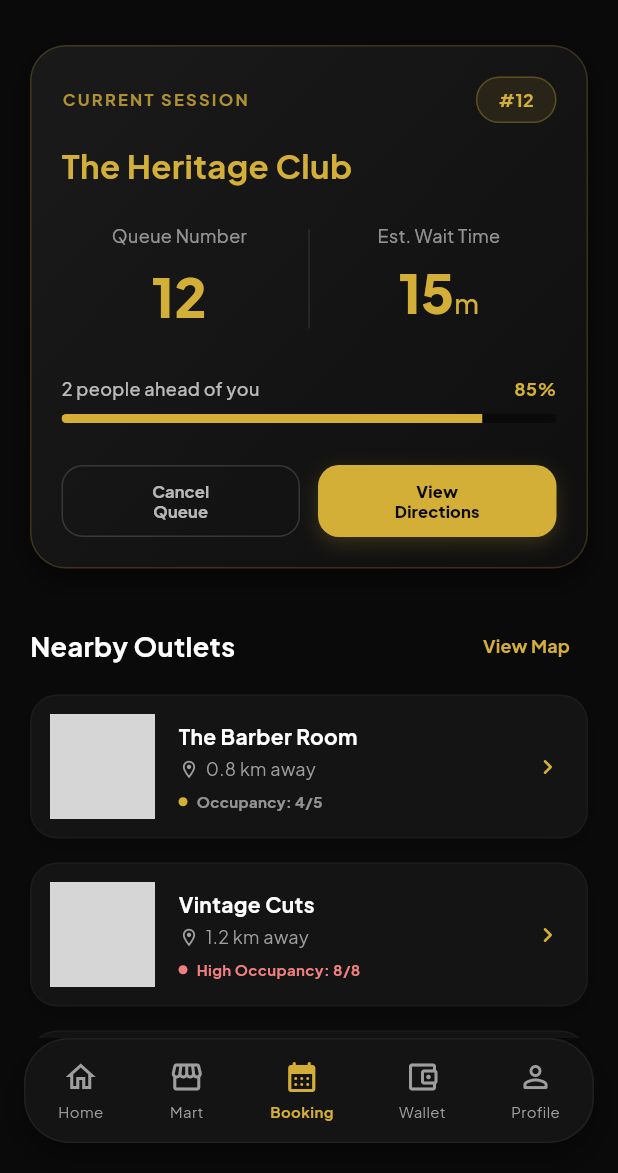
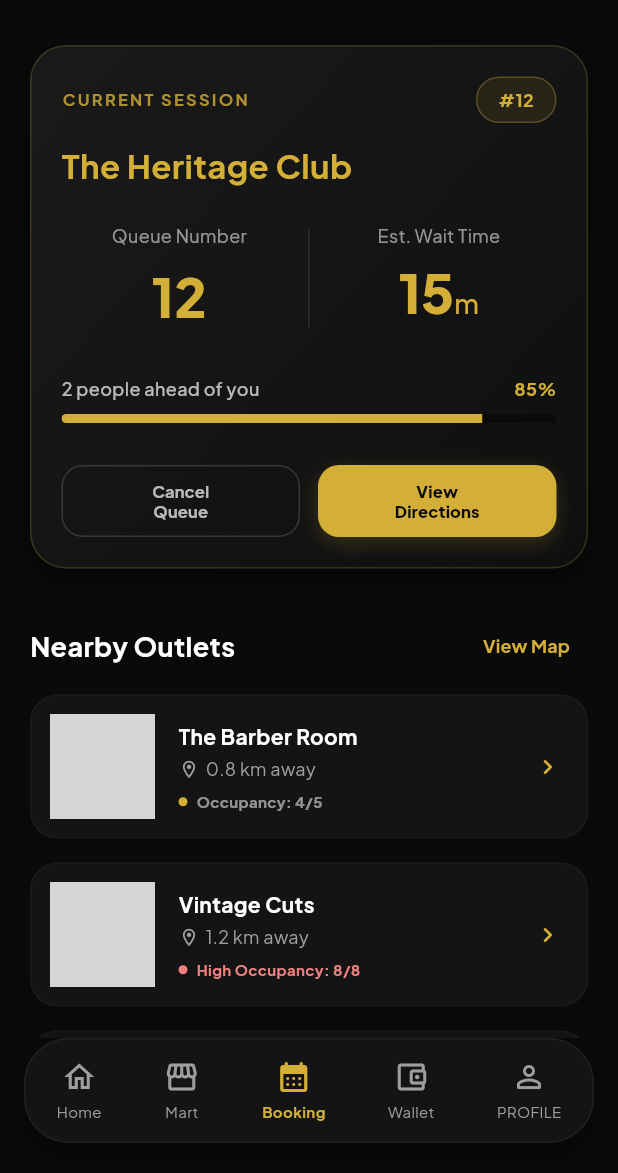
Before and after one commit to mrovq/BARBERKLIK, a Flutter app: the screen it shows after launch, item 3 of the bottom bar chosen, after a tap on the "notifications none" icon, on a phone screen of 412 x 824 dp, the part 63-1236 px from its top. Run offline on Flutter 3.47's test engine with Material 3 defaults, Android fonts, the phone set to English and light mode, and no system bars; our stand-ins replace geolocator, google_fonts, google_maps_flutter, image_picker; network calls fail; grey boxes are pictures that could not be loaded.

```diff
--- a/lib/l10n/app_localizations.dart
+++ b/lib/l10n/app_localizations.dart
@@ -253,6 +253,54 @@ abstract class AppLocalizations {
   /// In en, this message translates to:
   /// **'Security & Support'**
   String get securityAndSupport;
+
+  /// No description provided for @currentSession.
+  ///
+  /// In en, this message translates to:
+  /// **'CURRENT SESSION'**
+  String get currentSession;
+
+  /// No description provided for @queueNumber.
+  ///
+  /// In en, this message translates to:
+  /// **'Queue Number'**
+  String get queueNumber;
+
+  /// No description provided for @estWaitTime.
+  ///
+  /// In en, this message translates to:
+  /// **'Est. Wait Time'**
+  String get estWaitTime;
+
+  /// Number of people ahead in the queue
+  ///
+  /// In en, this message translates to:
+  /// **'{count} people ahead of you'**
+  String peopleAheadOfYou(int count);
+
+  /// No description provided for @cancelQueue.
+  ///
+  /// In en, this message translates to:
+  /// **'Cancel\nQueue'**
+  String get cancelQueue;
+
+  /// No description provided for @viewDirections.
+  ///
+  /// In en, this message translates to:
+  /// **'View\nDirections'**
+  String get viewDirections;
+
+  /// No description provided for @nearbyOutlets.
+  ///
+  /// In en, this message translates to:
+  /// **'Nearby Outlets'**
+  String get nearbyOutlets;
+
+  /// No description provided for @viewMap.
+  ///
+  /// In en, this message translates to:
+  /// **'View Map'**
+  String get viewMap;
 }
 
 class _AppLocalizationsDelegate
--- a/lib/screens/home_screen.dart
+++ b/lib/screens/home_screen.dart
@@ -176,7 +176,6 @@ class _HomeScreenState extends State<HomeScreen> {
 
     setState(() {
       _markers = tempMarkers;
-      _selectedBarber = _barbersData[0]; // Set default pilihan pertama
     });
   }
 
@@ -451,7 +450,7 @@ class _HomeScreenState extends State<HomeScreen> {
               ),
             ),
             Text(
-              'Alexander',
+              'Moh. Rofiqi A.Z',
               style: GoogleFonts.plusJakartaSans(
                 color: const Color(0xFFD4AF37), // Gold Color
                 fontSize: 18,
@@ -998,7 +997,7 @@ class _HomeScreenState extends State<HomeScreen> {
           mainAxisAlignment: MainAxisAlignment.spaceBetween,
           children: [
             Text(
-              'Nearby Barbers',
+              AppLocalizations.of(context)!.nearbyBarbers,
               style: GoogleFonts.plusJakartaSans(
                 color: Colors.white,
                 fontSize: 18,
@@ -1014,7 +1013,7 @@ class _HomeScreenState extends State<HomeScreen> {
                 );
               },
               child: Text(
-                'View All',
+                AppLocalizations.of(context)!.viewAll,
                 style: GoogleFonts.plusJakartaSans(
                   color: const Color(0xFFD4AF37),
                   fontSize: 12,
@@ -1125,7 +1124,9 @@ class _HomeScreenState extends State<HomeScreen> {
                           ),
                         ],
                       ),
-                      child: Row(
+                      child: Stack(
+                        children: [
+                          Row(
                             children: [
                               ClipRRect(
                                 borderRadius: BorderRadius.circular(12),
@@ -1216,11 +1217,37 @@ class _HomeScreenState extends State<HomeScreen> {
                                     ],
                                   ),
                                   child: Text(
-                                'Book Now',
+                                    AppLocalizations.of(context)!.bookNow,
                                     style: GoogleFonts.plusJakartaSans(
                                       color: Colors.black,
                                       fontSize: 11,
                                       fontWeight: FontWeight.bold,
+                                    ),
+                                  ),
+                                ),
+                              ),
+                              const SizedBox(width: 16), // Ruang ekstra agar tidak terhalang close button
+                            ],
+                          ),
+                          Positioned(
+                            top: -4,
+                            right: -4,
+                            child: GestureDetector(
+                              onTap: () {
+                                setState(() {
+                                  _selectedBarber = null;
+                                });
+                              },
+                              child: Container(
+                                padding: const EdgeInsets.all(4),
+                                decoration: BoxDecoration(
+                                  color: Colors.white.withOpacity(0.1),
+                                  shape: BoxShape.circle,
+                                ),
+                                child: const Icon(
+                                  Icons.close_rounded,
+                                  color: Colors.white60,
+                                  size: 14,
                                 ),
                               ),
                             ),
--- a/lib/screens/klikmart_screen.dart
+++ b/lib/screens/klikmart_screen.dart
@@ -206,7 +206,7 @@ class _KlikMartScreenState extends State<KlikMartScreen> {
                 ),
               ),
               Text(
-                'View All',
+                AppLocalizations.of(context)!.viewAll,
                 style: GoogleFonts.plusJakartaSans(
                   color: const Color(0xFFD4AF37),
                   fontSize: 12,
--- a/lib/screens/profile_screen.dart
+++ b/lib/screens/profile_screen.dart
@@ -177,7 +177,7 @@ class _ProfileScreenState extends State<ProfileScreen> {
         const SizedBox(height: 16),
         // Nama pengguna: Alexander (diperbarui sesuai request)
         Text(
-          'Alexander',
+          'Moh. Rofiqi A.Z',
           style: GoogleFonts.plusJakartaSans(
             color: Colors.white,
             fontSize: 20,
--- a/lib/screens/queue_status_screen.dart
+++ b/lib/screens/queue_status_screen.dart
@@ -1,5 +1,6 @@
 import 'package:flutter/material.dart';
 import 'package:google_fonts/google_fonts.dart';
+import '../l10n/app_localizations.dart';
 import 'home_screen.dart';
 import 'klikmart_screen.dart';
 import 'profile_screen.dart';
@@ -70,6 +71,7 @@ class _QueueStatusScreenState extends State<QueueStatusScreen> {
 
   // 2. Current Session Card Widget
   Widget _buildCurrentSessionCard() {
+    final l10n = AppLocalizations.of(context)!;
     return Container(
       width: double.infinity,
       padding: const EdgeInsets.all(20.0),
@@ -100,7 +102,7 @@ class _QueueStatusScreenState extends State<QueueStatusScreen> {
             mainAxisAlignment: MainAxisAlignment.spaceBetween,
             children: [
               Text(
-                'CURRENT SESSION',
+                l10n.currentSession,
                 style: GoogleFonts.plusJakartaSans(
                   color: const Color(0xFFD4AF37).withOpacity(0.8), // Gold/Bronze hue
                   fontSize: 11,
@@ -147,7 +149,7 @@ class _QueueStatusScreenState extends State<QueueStatusScreen> {
                   child: Column(
                     children: [
                       Text(
-                        'Queue Number',
+                        l10n.queueNumber,
                         style: GoogleFonts.plusJakartaSans(
                           color: Colors.white54,
                           fontSize: 12,
@@ -175,7 +177,7 @@ class _QueueStatusScreenState extends State<QueueStatusScreen> {
                   child: Column(
                     children: [
                       Text(
-                        'Est. Wait Time',
+                        l10n.estWaitTime,
                         style: GoogleFonts.plusJakartaSans(
                           color: Colors.white54,
                           fontSize: 12,
@@ -216,7 +218,7 @@ class _QueueStatusScreenState extends State<QueueStatusScreen> {
             mainAxisAlignment: MainAxisAlignment.spaceBetween,
             children: [
               Text(
-                '2 people ahead of you',
+                l10n.peopleAheadOfYou(2),
                 style: GoogleFonts.plusJakartaSans(
                   color: Colors.white70,
                   fontSize: 12,
@@ -266,7 +268,7 @@ class _QueueStatusScreenState extends State<QueueStatusScreen> {
                       ),
                     ),
                     child: Text(
-                      'Cancel\nQueue',
+                      l10n.cancelQueue,
                       textAlign: TextAlign.center,
                       style: GoogleFonts.plusJakartaSans(
                         fontSize: 11,
@@ -302,7 +304,7 @@ class _QueueStatusScreenState extends State<QueueStatusScreen> {
                       ),
                     ),
                     child: Text(
-                      'View\nDirections',
+                      l10n.viewDirections,
                       textAlign: TextAlign.center,
                       style: GoogleFonts.plusJakartaSans(
                         fontSize: 11,
@@ -322,6 +324,7 @@ class _QueueStatusScreenState extends State<QueueStatusScreen> {
 
   // 3. Nearby Outlets Widget List
   Widget _buildNearbyOutletsSection() {
+    final l10n = AppLocalizations.of(context)!;
     final List<Map<String, dynamic>> outlets = [
       {
         'name': 'The Barber Room',
@@ -353,7 +356,7 @@ class _QueueStatusScreenState extends State<QueueStatusScreen> {
           mainAxisAlignment: MainAxisAlignment.spaceBetween,
           children: [
             Text(
-              'Nearby Outlets',
+              l10n.nearbyOutlets,
               style: GoogleFonts.plusJakartaSans(
                 color: Colors.white,
                 fontSize: 18,
@@ -363,7 +366,7 @@ class _QueueStatusScreenState extends State<QueueStatusScreen> {
             TextButton(
               onPressed: () {},
               child: Text(
-                'View Map',
+                l10n.viewMap,
                 style: GoogleFonts.plusJakartaSans(
                   color: const Color(0xFFD4AF37),
                   fontSize: 12,
@@ -491,6 +494,7 @@ class _QueueStatusScreenState extends State<QueueStatusScreen> {
 
   // 4. Navigation Bar Widget
   Widget _buildBottomNavigationBar() {
+    final l10n = AppLocalizations.of(context)!;
     return Container(
       margin: const EdgeInsets.fromLTRB(16, 0, 16, 20),
       height: 70,
@@ -511,11 +515,11 @@ class _QueueStatusScreenState extends State<QueueStatusScreen> {
       child: Row(
         mainAxisAlignment: MainAxisAlignment.spaceAround,
         children: [
-          _buildNavItem(Icons.home_outlined, 'Home', 0),
-          _buildNavItem(Icons.storefront_outlined, 'Mart', 1),
-          _buildNavItem(Icons.calendar_month_rounded, 'Booking', 2),
-          _buildNavItem(Icons.account_balance_wallet_outlined, 'Wallet', 3),
-          _buildNavItem(Icons.person_outline_rounded, 'Profile', 4),
+          _buildNavItem(Icons.home_outlined, l10n.home, 0),
+          _buildNavItem(Icons.storefront_outlined, l10n.mart, 1),
+          _buildNavItem(Icons.calendar_month_rounded, l10n.booking, 2),
+          _buildNavItem(Icons.account_balance_wallet_outlined, l10n.wallet, 3),
+          _buildNavItem(Icons.person_outline_rounded, l10n.profile, 4),
         ],
       ),
     );
```
Also changed, not shown: lib/l10n/app_en.arb (+17 -1 lines), lib/l10n/app_id.arb (+17 -1 lines), lib/l10n/app_localizations_en.dart (+26 -0 lines), lib/l10n/app_localizations_id.dart (+26 -0 lines), 1 other file. Lines whose indentation alone changed are shown as unchanged.
